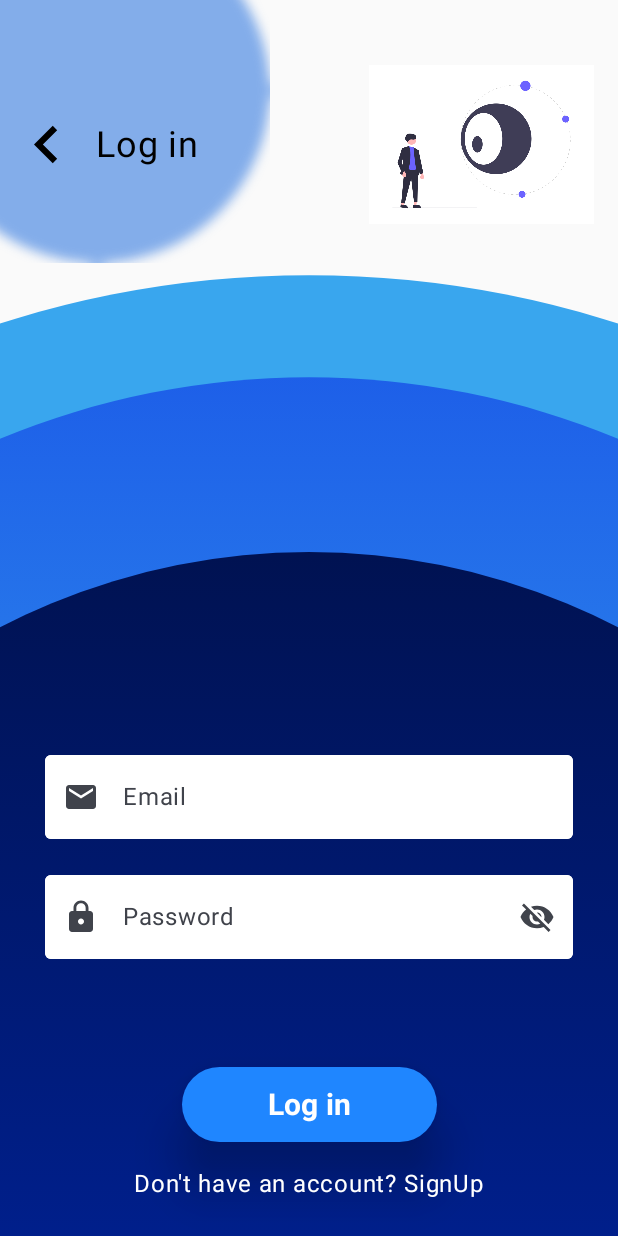
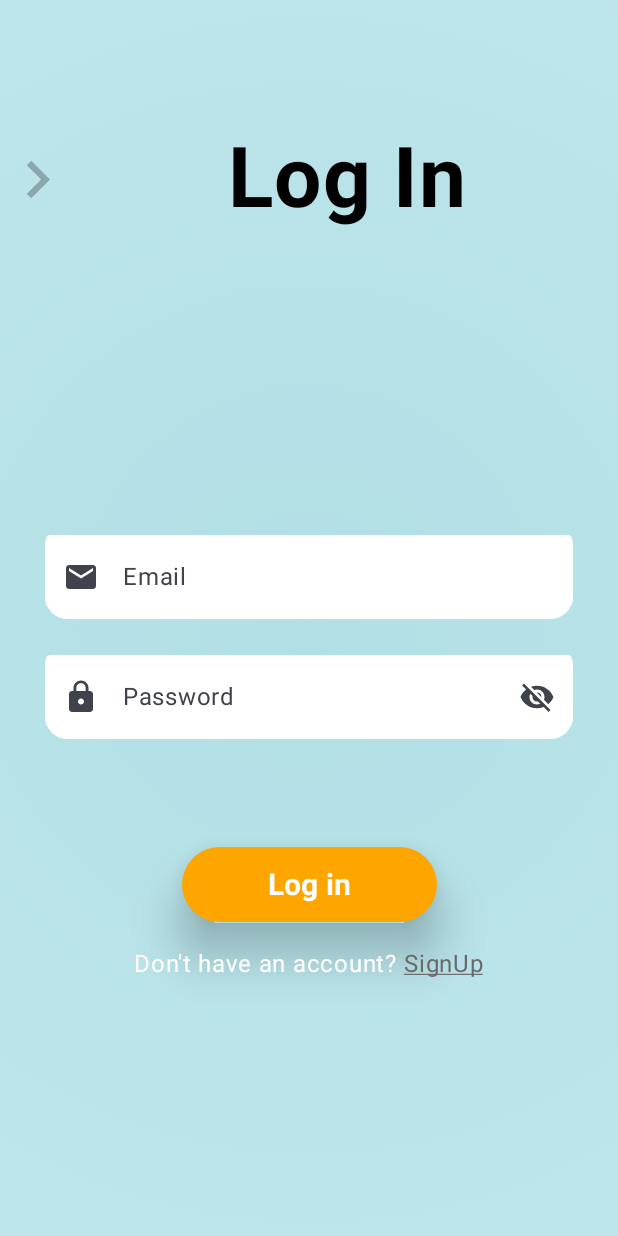
Before and after one commit to arthist03/Eye-Care-For-You, an Android app built with Jetpack Compose: the screen it shows after launch (MainActivity), after a tap on "Log in", on a phone screen of 412 x 824 dp. Run offline under Robolectric (Android 15) with nearby library versions, the phone set to English and light mode, and no system bars; our stand-ins replace Firebase (no records; nobody signed in at launch, a user with empty details on screens opened directly), livedata-compose.

Commit message:
UI Changes and some of the bug fixes

```diff
--- a/app/src/main/java/com/example/eyecare/WelcomeHome/logInScreen.kt
+++ b/app/src/main/java/com/example/eyecare/WelcomeHome/logInScreen.kt
@@ -3,71 +3,47 @@
 package com.example.eyecare.WelcomeHome
 
 import android.widget.Toast
+import androidx.compose.animation.animateColor
+import androidx.compose.animation.core.*
 import androidx.compose.foundation.Canvas
-import androidx.compose.foundation.Image
-import androidx.compose.foundation.background
 import androidx.compose.foundation.clickable
-import androidx.compose.foundation.layout.Arrangement
-import androidx.compose.foundation.layout.Box
-import androidx.compose.foundation.layout.Column
-import androidx.compose.foundation.layout.Row
-import androidx.compose.foundation.layout.Spacer
-import androidx.compose.foundation.layout.fillMaxSize
-import androidx.compose.foundation.layout.fillMaxWidth
-import androidx.compose.foundation.layout.height
-import androidx.compose.foundation.layout.offset
-import androidx.compose.foundation.layout.padding
-import androidx.compose.foundation.layout.size
-import androidx.compose.foundation.layout.width
-import androidx.compose.foundation.shape.CircleShape
+import androidx.compose.foundation.layout.*
 import androidx.compose.foundation.shape.RoundedCornerShape
 import androidx.compose.foundation.text.KeyboardOptions
 import androidx.compose.material.icons.Icons
-import androidx.compose.material.icons.automirrored.filled.KeyboardArrowLeft
 import androidx.compose.material.icons.filled.Email
+import androidx.compose.material.icons.filled.KeyboardArrowDown
+import androidx.compose.material.icons.filled.KeyboardArrowLeft
+import androidx.compose.material.icons.filled.KeyboardArrowRight
+import androidx.compose.material.icons.filled.KeyboardArrowUp
 import androidx.compose.material.icons.filled.Lock
 import androidx.compose.material.icons.filled.Visibility
 import androidx.compose.material.icons.filled.VisibilityOff
-import androidx.compose.material3.ButtonDefaults
-import androidx.compose.material3.ElevatedButton
-import androidx.compose.material3.ExperimentalMaterial3Api
-import androidx.compose.material3.Icon
-import androidx.compose.material3.IconButton
-import androidx.compose.material3.OutlinedTextField
-import androidx.compose.material3.OutlinedTextFieldDefaults
-import androidx.compose.material3.Text
-import androidx.compose.material3.TextFieldDefaults
-import androidx.compose.runtime.Composable
-import androidx.compose.runtime.LaunchedEffect
-import androidx.compose.runtime.getValue
+import androidx.compose.material3.*
+import androidx.compose.runtime.*
 import androidx.compose.runtime.livedata.observeAsState
-import androidx.compose.runtime.mutableStateOf
-import androidx.compose.runtime.remember
 import androidx.compose.runtime.saveable.rememberSaveable
-import androidx.compose.runtime.setValue
 import androidx.compose.ui.Alignment
 import androidx.compose.ui.Modifier
-import androidx.compose.ui.draw.blur
+import androidx.compose.ui.draw.alpha
 import androidx.compose.ui.draw.clip
 import androidx.compose.ui.geometry.Offset
 import androidx.compose.ui.graphics.Brush
 import androidx.compose.ui.graphics.Color
-import androidx.compose.ui.graphics.ImageBitmap
-import androidx.compose.ui.graphics.graphicsLayer
 import androidx.compose.ui.platform.LocalContext
-import androidx.compose.ui.res.painterResource
+import androidx.compose.ui.text.font.FontFamily
 import androidx.compose.ui.text.font.FontWeight
 import androidx.compose.ui.text.input.KeyboardType
 import androidx.compose.ui.text.input.PasswordVisualTransformation
 import androidx.compose.ui.text.input.VisualTransformation
-import androidx.compose.ui.tooling.preview.Preview
+import androidx.compose.ui.text.style.TextAlign
+import androidx.compose.ui.text.style.TextDecoration
 import androidx.compose.ui.unit.dp
 import androidx.compose.ui.unit.sp
 import androidx.navigation.NavController
 import com.example.eyecare.Extra.AuthState
 import com.example.eyecare.Extra.AuthViewModel
-import com.example.eyecare.R
-import org.intellij.lang.annotations.JdkConstants.HorizontalAlignment
+import kotlin.random.Random
 
 @Composable
 fun LoginScreen(navController: NavController, authViewModel: AuthViewModel) {
@@ -75,8 +51,67 @@ fun LoginScreen(navController: NavController, authViewModel: AuthViewModel) {
     val authState = authViewModel.authState.observeAsState()
     val context = LocalContext.current
 
+    // Color Animation
+    val infiniteTransition = rememberInfiniteTransition()
+    val textColor by infiniteTransition.animateColor(
+        initialValue = Color.Black,
+        targetValue = Color.White,
+        animationSpec = infiniteRepeatable(
+            animation = tween(durationMillis = 4000, easing = LinearEasing),
+            repeatMode = RepeatMode.Reverse
+        )
+    )
+
+    // Font Family Animation
+    val fontFamilies = listOf(
+        FontFamily.SansSerif,
+        FontFamily.Monospace,
+        FontFamily.Serif,
+        FontFamily.Cursive,
+        FontFamily.Default
+    )
+    val fontFamilyNames = listOf("SansSerif", "Monospace", "Serif","Cursive", "Default")
+    val transition = rememberInfiniteTransition()
+    val fontFamilyIndex by transition.animateValue(
+        initialValue = 0,
+        targetValue = fontFamilies.size - 1,
+        typeConverter = Int.VectorConverter,
+        animationSpec = infiniteRepeatable(
+            animation = tween(durationMillis = 1000, easing = LinearEasing),
+            repeatMode = RepeatMode.Reverse
+        )
+    )
+    val currentFontFamily = fontFamilies[fontFamilyIndex]
+
+    // Icon Animation
+    val icons = listOf(
+        Icons.Filled.KeyboardArrowLeft,
+        Icons.Filled.KeyboardArrowRight,
+        Icons.Filled.KeyboardArrowUp,
+        Icons.Filled.KeyboardArrowDown
+    )
+    var currentIndex by remember { mutableStateOf(0) }
+    val transitionAnimation = infiniteTransition.animateFloat(
+        initialValue = 0f,
+        targetValue = 0.5f,
+        animationSpec = infiniteRepeatable(
+            animation = tween(durationMillis = 4000, easing = LinearEasing),
+            repeatMode = RepeatMode.Restart
+        )
+    )
+    val animationProgress = transitionAnimation.value
+    val nextIndex = (currentIndex + 1) % icons.size
+    val interpolatedIndex = (animationProgress * icons.size).toInt()
+    val displayedIcon =
+        if (interpolatedIndex % icons.size == 0) icons[currentIndex] else icons[nextIndex]
+    LaunchedEffect(animationProgress) {
+        if (animationProgress >= 1f) {
+            currentIndex = (currentIndex + 1) % icons.size
+        }
+    }
+
     LaunchedEffect(Unit) {
-        authViewModel.checkAuthState() // This checks if the user is already authenticated
+        authViewModel.checkAuthState()
     }
 
     LaunchedEffect(authState.value) {
@@ -84,135 +119,105 @@ fun LoginScreen(navController: NavController, authViewModel: AuthViewModel) {
             is AuthState.RedirectToHOD -> {
                 Toast.makeText(context, "Redirecting to HOD Screen", Toast.LENGTH_SHORT).show()
                 navController.navigate("hodScreen") {
-                    popUpTo("login") { inclusive = true } // Remove login from back stack
+                    popUpTo("login") { inclusive = true }
                 }
             }
+
             is AuthState.RedirectToDoctor -> {
                 Toast.makeText(context, "Redirecting to Doctor Screen", Toast.LENGTH_SHORT).show()
                 navController.navigate("doctorScreen") {
                     popUpTo("login") { inclusive = true }
                 }
             }
+
             is AuthState.RedirectToOptometrist -> {
-                Toast.makeText(context, "Redirecting to Optometrist Screen", Toast.LENGTH_SHORT).show()
+                Toast.makeText(context, "Redirecting to Optometrist Screen", Toast.LENGTH_SHORT)
+                    .show()
                 navController.navigate("optometristScreen") {
                     popUpTo("login") { inclusive = true }
                 }
             }
+
             is AuthState.RedirectToReceptionist -> {
-                Toast.makeText(context, "Redirecting to Receptionist Screen", Toast.LENGTH_SHORT).show()
+                Toast.makeText(context, "Redirecting to Receptionist Screen", Toast.LENGTH_SHORT)
+                    .show()
                 navController.navigate("receptionistScreen") {
                     popUpTo("login") { inclusive = true }
                 }
             }
+
             is AuthState.Error -> {
-                Toast.makeText(context, (authState.value as AuthState.Error).message, Toast.LENGTH_SHORT).show()
+                Toast.makeText(
+                    context,
+                    (authState.value as AuthState.Error).message,
+                    Toast.LENGTH_SHORT
+                ).show()
             }
+
             else -> {
-                // No action, could still be loading or uninitialized
                 Toast.makeText(context, "Awaiting login", Toast.LENGTH_SHORT).show()
             }
         }
     }
 
-
-
-    Box(
-        modifier = Modifier
-            .fillMaxSize()
-            .padding(top = 15.dp)
+    Box(modifier = Modifier.fillMaxSize()) {
+        Canvas(
+            modifier = Modifier.fillMaxSize()
         ) {
-        // Background with circles and gradient
-        Canvas(modifier = Modifier.fillMaxSize()) {
-            val width = size.width
-            val height = size.height
-
             drawCircle(
-                brush = Brush.verticalGradient(
-                    colors = listOf(Color(0xFF39A6EE), Color(0xFF39A6EE))
+                brush = Brush.radialGradient(
+                    listOf(Color(0xFFB0E0E6), Color.Transparent),
+                    radius = 3500f
                 ),
-                radius = height / 1.2f,
-                center = Offset(x = width / 2, y = height + 50)
-            )
-
-            drawCircle(
-                brush = Brush.verticalGradient(
-                    colors = listOf(Color(0xFF1242E6), Color(0xFF39A6EE))
-                ),
-                radius = height / 1.5f,
-                center = Offset(x = width / 2, y = height - 50)
-            )
-
-            drawCircle(
-                brush = Brush.verticalGradient(
-                    colors = listOf(Color(0xFF000825), Color(0xFF001F8B))
-                ),
-                radius = height / 1.8f,
-                center = Offset(x = width / 2, y = height - 10)
+                center = Offset(x = size.width * 0.75f, y = size.height / 2),
+                radius = size.minDimension * 2.5f
             )
         }
 
         Box(
             modifier = Modifier
-                .size(230.dp)  // Box size
-                .offset(x = (-50).dp, y = (-70).dp)
-                .blur(6.dp)
-                .graphicsLayer {
-                    clip = true  // Enable clipping to the shape
-                    shape = CircleShape  // Define the shape as a circle
-                }
-                .background(color = Color(0xFF357BDF).copy(alpha = 0.6f), shape = CircleShape) // Add background color with shape and alpha
-        )
-        Column(
-            modifier = Modifier
-                .padding(16.dp)
+                .fillMaxSize()
+                .padding(top = 70.dp)
         ) {
+
+            Column(horizontalAlignment = Alignment.CenterHorizontally) {
+
                 Row(
-                modifier = Modifier
-                    .fillMaxWidth()
-                    .padding(top = 20.dp)
-                    .offset(x = -10.dp, y = 20.dp),
                     horizontalArrangement = Arrangement.Start,
                     verticalAlignment = Alignment.CenterVertically
                 ) {
+
                     Icon(
-                    imageVector = Icons.AutoMirrored.Filled.KeyboardArrowLeft,
-                    contentDescription = "Back",
+                        imageVector = displayedIcon,
+                        contentDescription = "Arrow",
+                        tint = Color.Black,
                         modifier = Modifier
+                            .size(50.dp)
+                            .alpha(transitionAnimation.value)
                             .clickable { navController.navigate("home") }
-                        .size(50.dp)
                     )
 
-                Spacer(modifier = Modifier.width(8.dp))
-                Text(text = "Log in", fontSize = 24.sp)
-                Spacer(modifier = Modifier.width(8.dp))
-            }
-            Row (modifier = Modifier.fillMaxWidth()
-                .offset(y = -80.dp),
-                horizontalArrangement = Arrangement.End
-            ){
-
-                Image(
-                    painter = painterResource(id = R.drawable.login),
-                    contentDescription = "Side logo",
+                    Text(
+                        text = "Log In",
+                        color = Color.Black,
+                        fontFamily = currentFontFamily,
+                        fontWeight = FontWeight.Bold,
+                        fontSize = 56.sp,
+                        textAlign = TextAlign.Center,
                         modifier = Modifier
-                        .size(150.dp)
+                            .fillMaxWidth()
+                            .padding(16.dp)
                     )
                 }
-        }
+                Spacer(modifier = Modifier.height(150.dp))
 
-
-
-
-        Column (
+                Column(
                     modifier = Modifier
                         .fillMaxSize()
-                .padding(30.dp)
-                .offset(y = 450.dp),
+                        .padding(30.dp),
                     horizontalAlignment = Alignment.CenterHorizontally,
-        ){
+                ) {
                     // Email TextField
-
                     var email by rememberSaveable {
                         mutableStateOf("")
                     }
@@ -220,7 +225,9 @@ fun LoginScreen(navController: NavController, authViewModel: AuthViewModel) {
                         value = email,
                         onValueChange = { email = it },
                         label = { Text("Email") },
-                modifier = Modifier.fillMaxWidth(),
+                        modifier = Modifier
+                            .fillMaxWidth()
+                            .clip(shape = RoundedCornerShape(15.dp)),
                         leadingIcon = {
                             Icon(
                                 imageVector = Icons.Default.Email,
@@ -249,7 +256,9 @@ fun LoginScreen(navController: NavController, authViewModel: AuthViewModel) {
                         value = password,
                         onValueChange = { password = it },
                         label = { Text("Password") },
-                modifier = Modifier.fillMaxWidth(),
+                        modifier = Modifier
+                            .fillMaxWidth()
+                            .clip(shape = RoundedCornerShape(15.dp)),
                         leadingIcon = {
                             Icon(
                                 imageVector = Icons.Default.Lock,
@@ -259,9 +268,13 @@ fun LoginScreen(navController: NavController, authViewModel: AuthViewModel) {
                         visualTransformation = if (passwordVisible) VisualTransformation.None else PasswordVisualTransformation(),
                         keyboardOptions = KeyboardOptions(keyboardType = KeyboardType.Password),
                         trailingIcon = {
-                    val image = if (passwordVisible) Icons.Filled.Visibility else Icons.Filled.VisibilityOff
+                            val image =
+                                if (passwordVisible) Icons.Filled.Visibility else Icons.Filled.VisibilityOff
                             IconButton(onClick = { passwordVisible = !passwordVisible }) {
-                        Icon(imageVector = image, contentDescription = "Toggle Password Visibility")
+                                Icon(
+                                    imageVector = image,
+                                    contentDescription = "Toggle Password Visibility"
+                                )
                             }
                         },
                         colors = OutlinedTextFieldDefaults.colors(
@@ -280,7 +293,7 @@ fun LoginScreen(navController: NavController, authViewModel: AuthViewModel) {
 
                     ElevatedButton(
                         onClick = { authViewModel.login(email, password) },
-                colors = ButtonDefaults.elevatedButtonColors(Color(0xFF1F86FF)),
+                        colors = ButtonDefaults.buttonColors(containerColor = Color(0xFFFFA500)),
                         modifier = Modifier
                             .height(50.dp)
                             .width(170.dp),
@@ -301,9 +314,14 @@ fun LoginScreen(navController: NavController, authViewModel: AuthViewModel) {
 
                     Row {
                         Text(text = "Don't have an account? ", color = Color.White)
-                Text(text = "SignUp", color = Color.White, modifier = Modifier.clickable { navController.navigate("signup") })
-
+                        Text(
+                            text = "SignUp",
+                            color = textColor,
+                            textDecoration = TextDecoration.Underline,
+                            modifier = Modifier.clickable { navController.navigate("signup") })
                     }
                 }
             }
         }
+    }
+}
```
Also changed, not shown: app/src/main/java/com/example/eyecare/WelcomeHome/signUpScren.kt (+263 -153 lines). Lines whose indentation alone changed are shown as unchanged.
